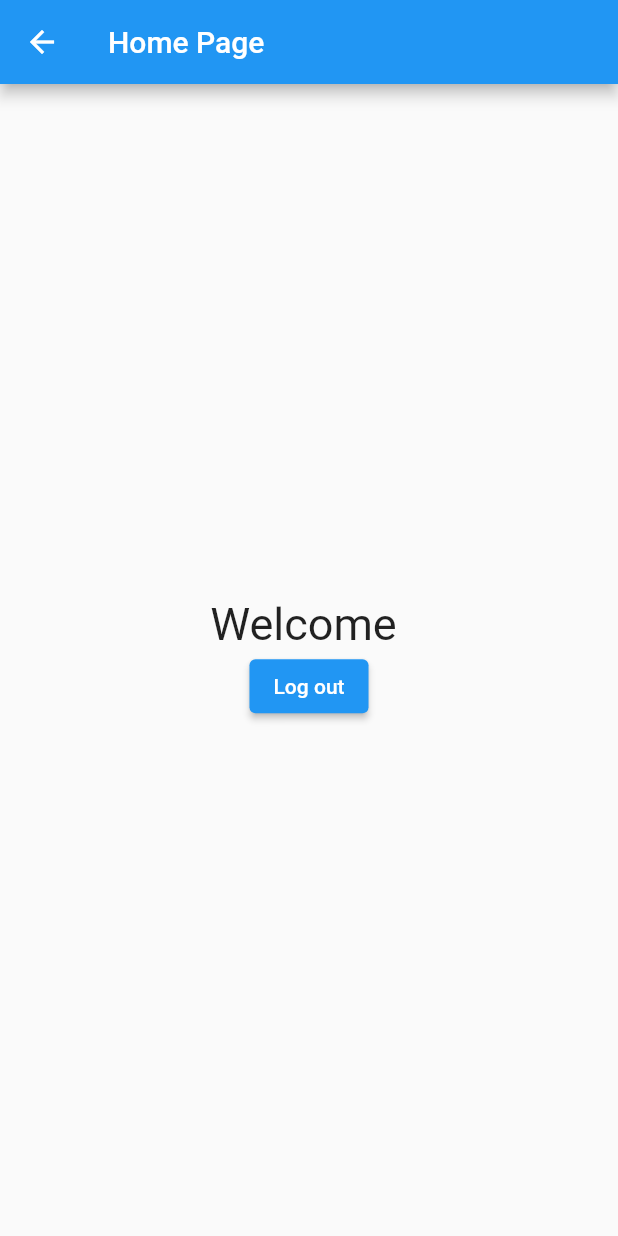
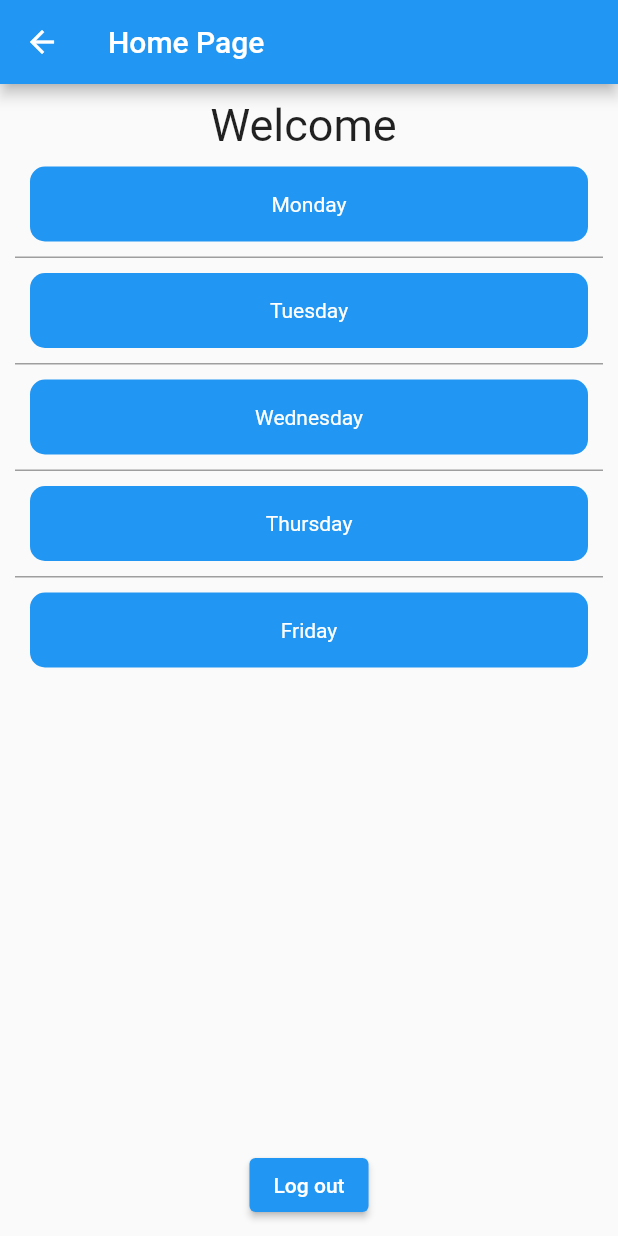
Before and after one commit to RusiraPathum/flutter-uidesign-01, a Flutter app: the HomePage screen opened directly with empty values, on a phone screen of 412 x 824 dp. Run offline on Flutter 3.47's test engine with Material 2 defaults, Android fonts, the phone set to English and light mode, and no system bars.

Commit message:
add list view

```diff
--- a/lib/home.dart
+++ b/lib/home.dart
@@ -13,6 +13,8 @@ class HomePage extends StatefulWidget {
 }
 
 class _HomePageState extends State<HomePage> {
+  List<String> data = ['Monday', 'Tuesday', 'Wednesday', 'Thursday', 'Friday'];
+
   @override
   Widget build(BuildContext context) {
     return Scaffold(
@@ -20,6 +22,7 @@ class _HomePageState extends State<HomePage> {
         title: Text('Home Page'),
       ),
       body: Container(
+        padding: EdgeInsets.symmetric(horizontal: 10, vertical: 10),
         child: Center(
           child: Column(
             mainAxisAlignment: MainAxisAlignment.center,
@@ -29,6 +32,33 @@ class _HomePageState extends State<HomePage> {
                 child: Text(
                   'Welcome ${widget.userName}',
                   style: TextStyle(fontSize: 30),
+                ),
+              ),
+              Expanded(
+                child: ListView.separated(
+                  // scrollDirection: Axis.horizontal,
+                  itemCount: data.length,
+                  separatorBuilder: (context, index) {
+                    return Container(color: Colors.grey, height: 1);
+                  },
+                  itemBuilder: (context, index) {
+                    return Container(
+                      margin:
+                          EdgeInsets.symmetric(vertical: 10, horizontal: 10),
+                      height: 50,
+                      decoration: BoxDecoration(
+                          borderRadius: BorderRadius.circular(10),
+                          color: Colors.blue),
+                      child: Center(
+                        child: Text(
+                          data[index],
+                          style: TextStyle(
+                            color: Colors.white,
+                          ),
+                        ),
+                      ),
+                    );
+                  },
                 ),
               ),
               Container(
```
